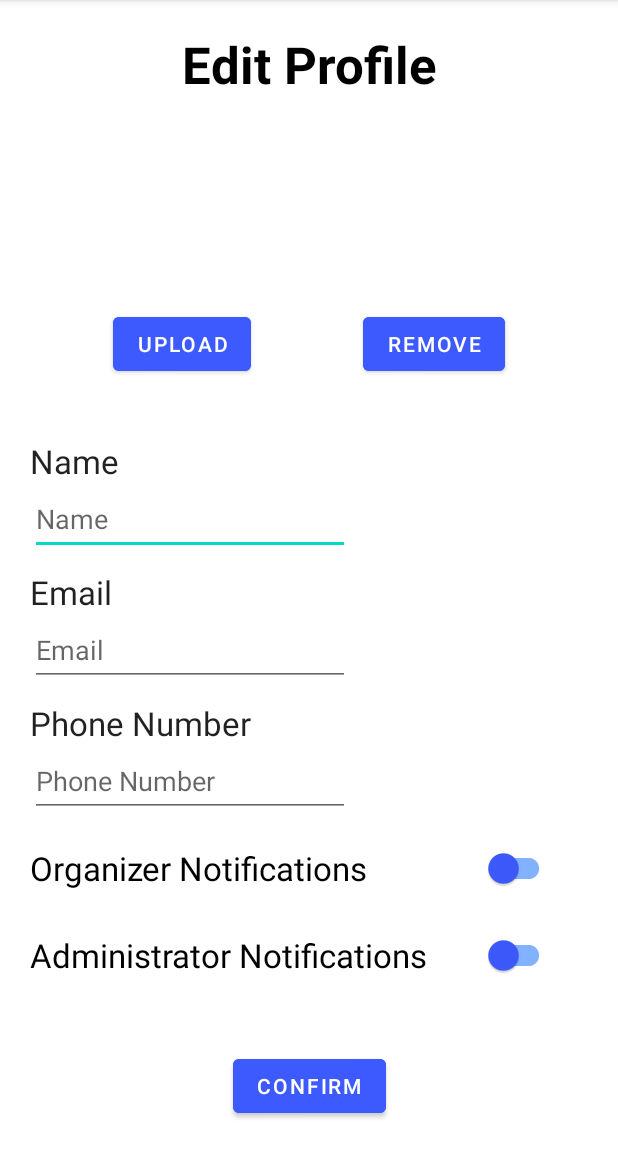
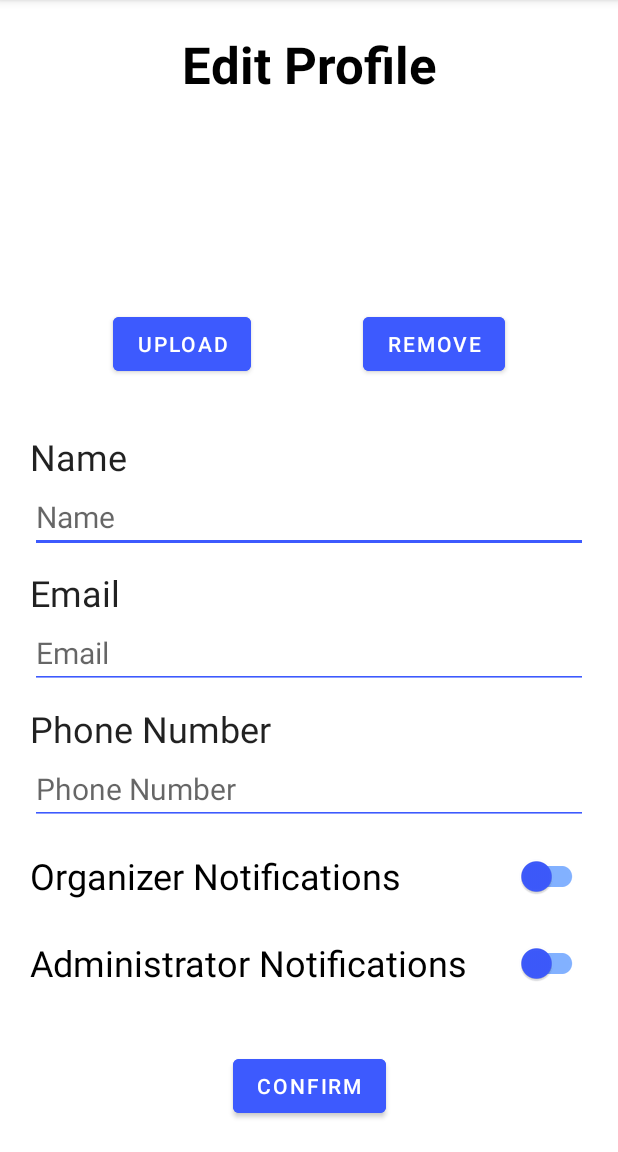
Before and after one commit to CMPUT301F24employ/employ-events, an Android app: the fragment EditProfileFragment shown on its own in the app's theme, on a phone screen of 412 x 824 dp, the part 84-1236 px from its top. Run offline under Robolectric (Android 15) with nearby library versions, the phone set to English and light mode, and no system bars; our stand-ins replace Firebase (no records; nobody signed in at launch, a user with empty details on screens opened directly).

Commit message:
Added Javadocs for Profile related classes. Adjusted some cosmetics for profiles.

```diff
--- a/app/src/main/java/com/example/employ_events/ui/profile/EditProfileFragment.java
+++ b/app/src/main/java/com/example/employ_events/ui/profile/EditProfileFragment.java
@@ -29,14 +29,27 @@ import java.util.HashMap;
 import java.util.Map;
 import java.util.Objects;
 
+/**
+ * A fragment that allows users to edit their profile information.
+ * This fragment interacts with Firestore to retrieve and update user profiles.
+ */
 public class EditProfileFragment extends Fragment {
 
     private FragmentEditProfileBinding binding;
     private EditText editName, editEmail, editPhone;
     private SwitchCompat organizer_notifications, admin_notifications;
+    private Button confirmButton, uploadButton, removeButton;
     private CollectionReference profilesRef;
+    ImageView userPFP;
 
-
+    /**
+     * Creates the view hierarchy associated with this fragment.
+     *
+     * @param inflater           The LayoutInflater object that can be used to inflate views in the fragment.
+     * @param container          If non-null, this is the parent view that the fragment's UI should be attached to.
+     * @param savedInstanceState If non-null, this fragment is being re-constructed from a previous saved state.
+     * @return The root view of the fragment's layout.
+     */
     public View onCreateView(@NonNull LayoutInflater inflater,
                              ViewGroup container, Bundle savedInstanceState) {
         EditProfileViewModel editProfileViewModel =
@@ -45,15 +58,7 @@ public class EditProfileFragment extends Fragment {
         binding = FragmentEditProfileBinding.inflate(inflater, container, false);
         View root = binding.getRoot();
 
-        editName = binding.editTextUserName;
-        editEmail = binding.editTextUserEmailAddress;
-        editPhone = binding.editTextUserPhone;
-        Button confirm_button = binding.confirmButton;
-        Button upload_button = binding.uploadProfileImage;
-        Button delete_button = binding.removeProfileImage;
-        ImageView pfp = binding.userPFP;
-        organizer_notifications = binding.profileOrganizerNotificationStatus;
-        admin_notifications = binding.profileAdminNotificationStatus;
+        initializeViews();
 
         String android_id = Secure.getString(requireContext().getContentResolver(), Secure.ANDROID_ID);
         FirebaseFirestore db = FirebaseFirestore.getInstance();
@@ -67,6 +72,47 @@ public class EditProfileFragment extends Fragment {
                 if (task.isSuccessful()) {
                     DocumentSnapshot document = task.getResult();
                     if (document.exists()) {
+                        displayProfile(document, editProfileViewModel);
+                    }
+                }
+            }
+        });
+
+        uploadButton.setOnClickListener(v->
+                NavHostFragment.findNavController(EditProfileFragment.this)
+                        .navigate(R.id.action_nav_edit_profile_to_nav_upload_image));
+
+        confirmButton.setOnClickListener(new View.OnClickListener() {
+            @Override
+            public void onClick(View view) {
+                editProfile(profilesRef, android_id);
+            }
+        });
+
+        return root;
+    }
+
+    /**
+     * Initializes the views for the fragment.
+     */
+    private void initializeViews() {
+        editName = binding.editTextUserName;
+        editEmail = binding.editTextUserEmailAddress;
+        editPhone = binding.editTextUserPhone;
+        confirmButton = binding.confirmButton;
+        uploadButton = binding.uploadProfileImage;
+        removeButton = binding.removeProfileImage;
+        userPFP = binding.userPFP;
+        organizer_notifications = binding.profileOrganizerNotificationStatus;
+        admin_notifications = binding.profileAdminNotificationStatus;
+    }
+
+    /**
+     * Displays the user's profile information in the UI.
+     * @param document            The Firestore document containing the user's profile data.
+     * @param editProfileViewModel The ViewModel associated with this fragment.
+     */
+    private void displayProfile(DocumentSnapshot document, EditProfileViewModel editProfileViewModel) {
         organizer_notifications.setChecked(Boolean.TRUE.equals(document.getBoolean("organizerNotifications")));
         admin_notifications.setChecked(Boolean.TRUE.equals(document.getBoolean("adminNotifications")));
         // if NULL, it will be blank. Otherwise, display the users info.
@@ -78,24 +124,19 @@ public class EditProfileFragment extends Fragment {
             editEmail.setText(Objects.requireNonNull(document.get("email")).toString());
             editProfileViewModel.getText().observe(getViewLifecycleOwner(), editEmail::setText);
         }
-
         if (document.get("phoneNumber") != null && !document.get("phoneNumber").toString().equals("0")) {
             editPhone.setText(Objects.requireNonNull(document.get("phoneNumber")).toString());
             editProfileViewModel.getText().observe(getViewLifecycleOwner(), editPhone::setText);
         }
     }
-                }
-            }
-        });
 
-        upload_button.setOnClickListener(v->
-                NavHostFragment.findNavController(EditProfileFragment.this)
-                        .navigate(R.id.action_nav_edit_profile_to_nav_upload_image));
-
-
-        confirm_button.setOnClickListener(new View.OnClickListener() {
-            @Override
-            public void onClick(View view) {
+    /**
+     * Edits the user's profile based on the input fields and updates the Firestore database.
+     *
+     * @param profilesRef The Firestore collection reference for user profiles.
+     * @param android_id The unique identifier for the user's device.
+     */
+    private void editProfile(CollectionReference profilesRef, String android_id) {
         Map<String, Object> data = new HashMap<>();
         String name = editName.getText().toString().trim();
         String email = editEmail.getText().toString().trim();
@@ -120,11 +161,10 @@ public class EditProfileFragment extends Fragment {
                     .navigate(R.id.action_nav_edit_profile_pop);
         }
     }
-        });
 
-        return root;
-    }
-
+    /**
+     * Cleans up resources when the view is destroyed.
+     */
     @Override
     public void onDestroyView() {
         super.onDestroyView();
--- /dev/null
+++ b/app/src/main/res/drawable/baseline_person_24.xml
@@ -0,0 +1,5 @@
+<vector xmlns:android="http://schemas.android.com/apk/res/android" android:height="24dp" android:tint="#000000" android:viewportHeight="24" android:viewportWidth="24" android:width="24dp">
+
+    <path android:fillColor="@android:color/white" android:pathData="M12,12c2.21,0 4,-1.79 4,-4s-1.79,-4 -4,-4 -4,1.79 -4,4 1.79,4 4,4zM12,14c-2.67,0 -8,1.34 -8,4v2h16v-2c0,-2.66 -5.33,-4 -8,-4z"/>
+
+</vector>
--- /dev/null
+++ b/app/src/main/res/drawable/baseline_person_add_24.xml
@@ -0,0 +1,5 @@
+<vector xmlns:android="http://schemas.android.com/apk/res/android" android:height="24dp" android:tint="#000000" android:viewportHeight="24" android:viewportWidth="24" android:width="24dp">
+
+    <path android:fillColor="@android:color/white" android:pathData="M15,12c2.21,0 4,-1.79 4,-4s-1.79,-4 -4,-4 -4,1.79 -4,4 1.79,4 4,4zM6,10L6,7L4,7v3L1,10v2h3v3h2v-3h3v-2L6,10zM15,14c-2.67,0 -8,1.34 -8,4v2h16v-2c0,-2.66 -5.33,-4 -8,-4z"/>
+
+</vector>
--- /dev/null
+++ b/app/src/main/res/drawable/baseline_person_pin_24.xml
@@ -0,0 +1,5 @@
+<vector xmlns:android="http://schemas.android.com/apk/res/android" android:height="24dp" android:tint="#000000" android:viewportHeight="24" android:viewportWidth="24" android:width="24dp">
+
+    <path android:fillColor="@android:color/white" android:pathData="M12,2c-4.97,0 -9,4.03 -9,9 0,4.17 2.84,7.67 6.69,8.69L12,22l2.31,-2.31C18.16,18.67 21,15.17 21,11c0,-4.97 -4.03,-9 -9,-9zM12,4c1.66,0 3,1.34 3,3s-1.34,3 -3,3 -3,-1.34 -3,-3 1.34,-3 3,-3zM12,18.3c-2.5,0 -4.71,-1.28 -6,-3.22 0.03,-1.99 4,-3.08 6,-3.08 1.99,0 5.97,1.09 6,3.08 -1.29,1.94 -3.5,3.22 -6,3.22z"/>
+
+</vector>
--- a/app/src/main/res/layout/fragment_edit_profile.xml
+++ b/app/src/main/res/layout/fragment_edit_profile.xml
@@ -84,17 +84,21 @@
             android:layout_width="wrap_content"
             android:layout_height="wrap_content"
             android:text="@string/name"
-            android:textAppearance="@style/TextAppearance.AppCompat.Large" />
+            android:textAppearance="@style/TextAppearance.AppCompat.Large"
+            android:textSize="24sp" />
 
         <EditText
             android:id="@+id/editTextUserName"
-            android:layout_width="wrap_content"
+            android:layout_width="match_parent"
             android:layout_height="wrap_content"
+            android:backgroundTint="#3D5AFE"
             android:ems="10"
             android:hint="@string/name"
             android:inputType="text"
+            android:maxLength="80"
             android:minHeight="48dp"
-            android:textColorLink="#3D5AFE" />
+            android:textColorLink="#3D5AFE"
+            android:textSize="20sp" />
 
         <Space
             android:layout_width="match_parent"
@@ -105,17 +109,21 @@
             android:layout_width="wrap_content"
             android:layout_height="wrap_content"
             android:text="@string/email"
-            android:textAppearance="@style/TextAppearance.AppCompat.Large" />
+            android:textAppearance="@style/TextAppearance.AppCompat.Large"
+            android:textSize="24sp" />
 
         <EditText
             android:id="@+id/editTextUserEmailAddress"
-            android:layout_width="wrap_content"
+            android:layout_width="match_parent"
             android:layout_height="wrap_content"
+            android:backgroundTint="#3D5AFE"
             android:ems="10"
             android:hint="@string/email"
+            android:maxLength="255"
             android:inputType="textEmailAddress"
             android:minHeight="48dp"
-            android:textColorLink="#3D5AFE" />
+            android:textColorLink="#3D5AFE"
+            android:textSize="20sp" />
 
         <Space
             android:layout_width="match_parent"
@@ -126,17 +134,21 @@
             android:layout_width="wrap_content"
             android:layout_height="wrap_content"
             android:text="@string/phone_number"
-            android:textAppearance="@style/TextAppearance.AppCompat.Large" />
+            android:maxLength="15"
+            android:textAppearance="@style/TextAppearance.AppCompat.Large"
+            android:textSize="24sp" />
 
         <EditText
             android:id="@+id/editTextUserPhone"
-            android:layout_width="wrap_content"
+            android:layout_width="match_parent"
             android:layout_height="wrap_content"
+            android:backgroundTint="#3D5AFE"
             android:ems="10"
             android:hint="@string/phone_number"
             android:inputType="phone"
             android:minHeight="48dp"
-            android:textColorLink="#3D5AFE" />
+            android:textColorLink="#3D5AFE"
+            android:textSize="20sp" />
 
         <Space
             android:layout_width="match_parent"
@@ -144,13 +156,14 @@
 
         <androidx.appcompat.widget.SwitchCompat
             android:id="@+id/profile_organizer_notification_status"
-            android:layout_width="350dp"
+            android:layout_width="match_parent"
             android:layout_height="48dp"
             android:clickable="true"
             android:focusable="true"
             android:minHeight="48dp"
             android:text="@string/organizer_notification_status"
             android:textAppearance="@style/TextAppearance.AppCompat.Large"
+            android:textSize="24sp"
             app:thumbTint="#3D5AFE"
             app:trackTint="#82B1FF" />
 
@@ -160,13 +173,14 @@
 
         <androidx.appcompat.widget.SwitchCompat
             android:id="@+id/profile_admin_notification_status"
-            android:layout_width="350dp"
+            android:layout_width="match_parent"
             android:layout_height="48dp"
             android:clickable="true"
             android:focusable="true"
             android:minHeight="48dp"
             android:text="@string/admin_notification_status"
             android:textAppearance="@style/TextAppearance.AppCompat.Large"
+            android:textSize="24sp"
             app:thumbTint="#3D5AFE"
             app:trackTint="#82B1FF" />
 
--- a/app/src/main/res/values/themes.xml
+++ b/app/src/main/res/values/themes.xml
@@ -6,8 +6,8 @@
         <item name="colorPrimaryVariant">@color/purple_700</item>
         <item name="colorOnPrimary">@color/white</item>
         <!-- Secondary brand color. -->
-        <item name="colorSecondary">@color/teal_200</item>
-        <item name="colorSecondaryVariant">@color/teal_700</item>
+        <item name="colorSecondary">@color/primary_blue</item>
+        <item name="colorSecondaryVariant">@color/primary_blue</item>
         <item name="colorOnSecondary">@color/black</item>
         <!-- Status bar color. -->
         <item name="android:statusBarColor">?attr/colorPrimaryVariant</item>
```
Also changed, not shown: app/src/main/java/com/example/employ_events/NewProfileFragment.java (+18 -0 lines), app/src/main/java/com/example/employ_events/Profile.java (+69 -12 lines), app/src/main/java/com/example/employ_events/ui/profile/EditProfileViewModel.java (+11 -0 lines), app/src/main/java/com/example/employ_events/ui/profile/ProfileViewModel.java (+11 -1 lines), app/src/main/res/drawable/baseline_person_search_24.xml (added, +9 -0 lines), app/src/main/res/layout/fragment_profile.xml (+19 -11 lines), app/src/main/res/layout/provide_info.xml (+46 -9 lines). Lines whose indentation alone changed are shown as unchanged.
